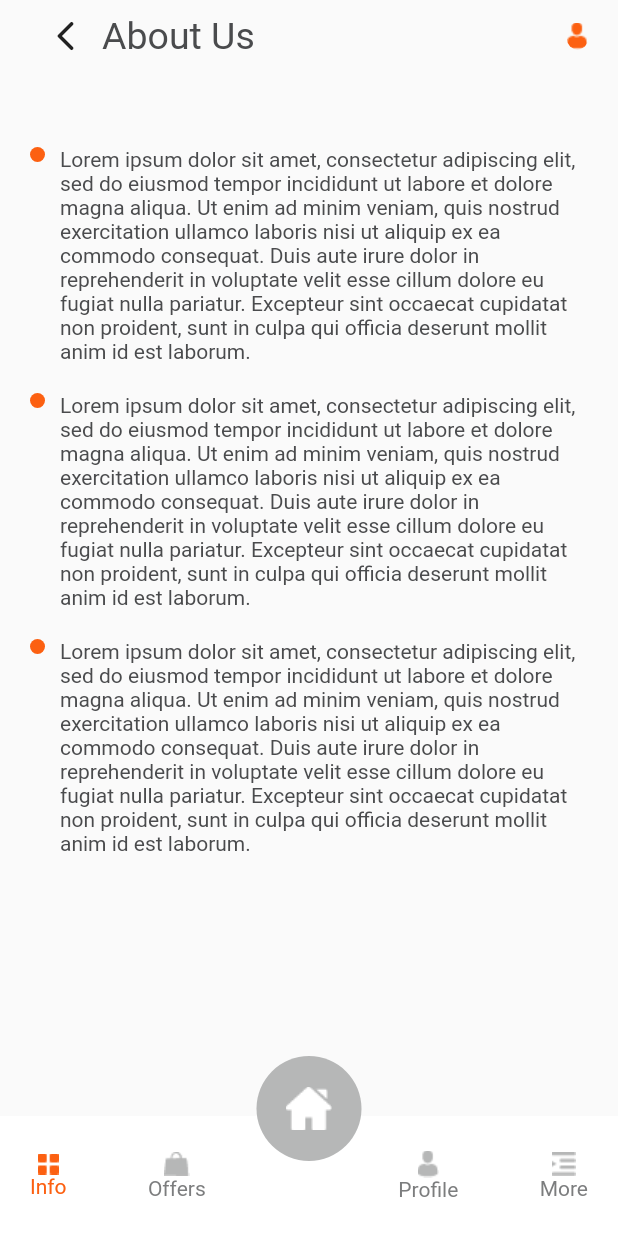
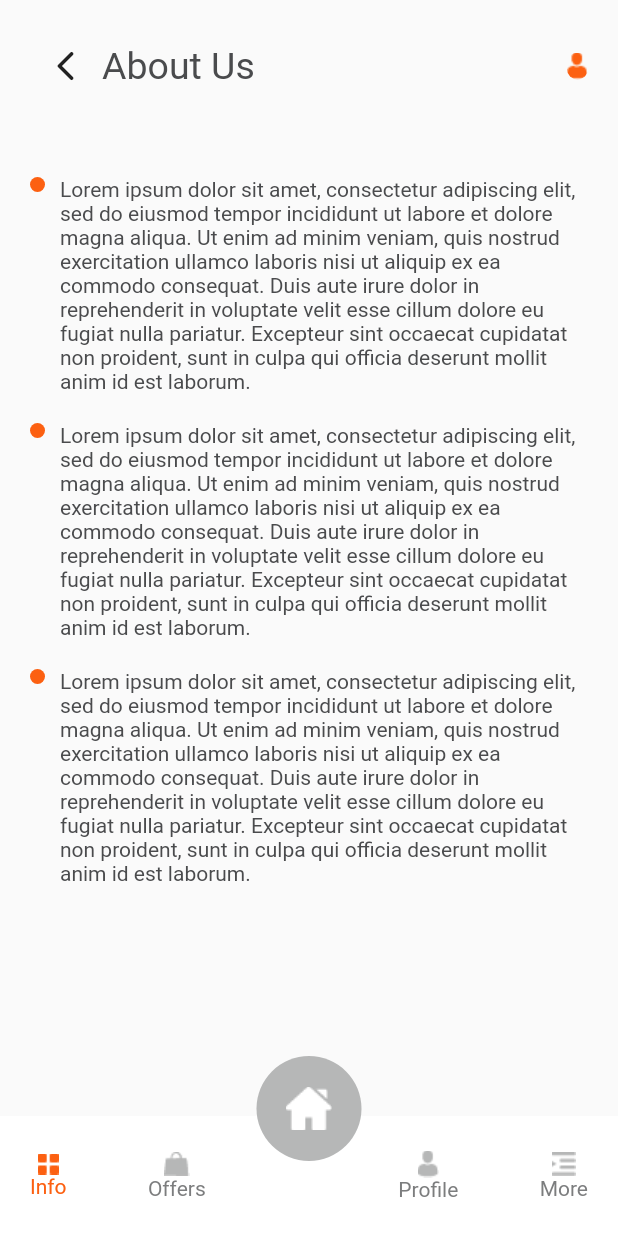
Before and after one commit to NassimMahmoudi/Healthy01, a Flutter app: the AboutScreen screen opened by its route, on a phone screen of 412 x 824 dp. Run offline on Flutter 3.47's test engine with Material 2 defaults, Android fonts, the phone set to English and light mode, and no system bars; our stand-ins replace snippet_coder_utils; missing offline and left inert: api_cache_manager, clip_shadow, dart:html, flutter_session_manager; Roboto replaces fonts that are missing (Metropolis).

Commit message:
Details screen commit

```diff
--- a/lib/screens/aboutScreen.dart
+++ b/lib/screens/aboutScreen.dart
@@ -16,6 +16,9 @@ class AboutScreen extends StatelessWidget {
               padding: const EdgeInsets.symmetric(horizontal: 20.0),
               child: Column(
                 children: [
+                  const SizedBox(
+                    height: 20,
+                  ),
                   Row(
                     children: [
                       IconButton(
--- a/lib/screens/menuScreen.dart
+++ b/lib/screens/menuScreen.dart
@@ -18,6 +18,9 @@ class MenuScreen extends StatelessWidget {
           SafeArea(
             child: Column(
               children: [
+                const SizedBox(
+                  height: 20,
+                ),
                 Padding(
                   padding: const EdgeInsets.symmetric(
                     horizontal: 20,
--- a/lib/screens/moreScreen.dart
+++ b/lib/screens/moreScreen.dart
@@ -21,6 +21,9 @@ class MoreScreen extends StatelessWidget {
               padding: const EdgeInsets.symmetric(horizontal: 20.0),
               child: SingleChildScrollView(
                 child: Column(children: [
+                  const SizedBox(
+                    height: 20,
+                  ),
                   Row(
                     mainAxisAlignment: MainAxisAlignment.spaceBetween,
                     children: [
--- a/lib/screens/notificationScreen.dart
+++ b/lib/screens/notificationScreen.dart
@@ -14,6 +14,9 @@ class NotificationScreen extends StatelessWidget {
           SafeArea(
               child: Column(
             children: [
+              const SizedBox(
+                height: 20,
+              ),
               Padding(
                 padding: const EdgeInsets.symmetric(horizontal: 20.0),
                 child: Row(
--- a/lib/screens/offerScreen.dart
+++ b/lib/screens/offerScreen.dart
@@ -18,6 +18,9 @@ class OfferScreen extends StatelessWidget {
               child: SingleChildScrollView(
                 child: Column(
                   children: [
+                    const SizedBox(
+                      height: 20,
+                    ),
                     Padding(
                       padding: const EdgeInsets.symmetric(horizontal: 20.0),
                       child: Row(
--- a/lib/screens/paymentScreen.dart
+++ b/lib/screens/paymentScreen.dart
@@ -15,6 +15,9 @@ class PaymentScreen extends StatelessWidget {
           SafeArea(
             child: Column(
               children: [
+                const SizedBox(
+                  height: 20,
+                ),
                 Padding(
                   padding: const EdgeInsets.symmetric(horizontal: 20.0),
                   child: Row(
--- a/lib/screens/profileScreen.dart
+++ b/lib/screens/profileScreen.dart
@@ -20,6 +20,9 @@ class ProfileScreen extends StatelessWidget {
                   padding: const EdgeInsets.symmetric(horizontal: 20.0),
                   child: Column(
                     children: [
+                      const SizedBox(
+                        height: 20,
+                      ),
                       Row(
                         mainAxisAlignment: MainAxisAlignment.spaceBetween,
                         children: [
```
